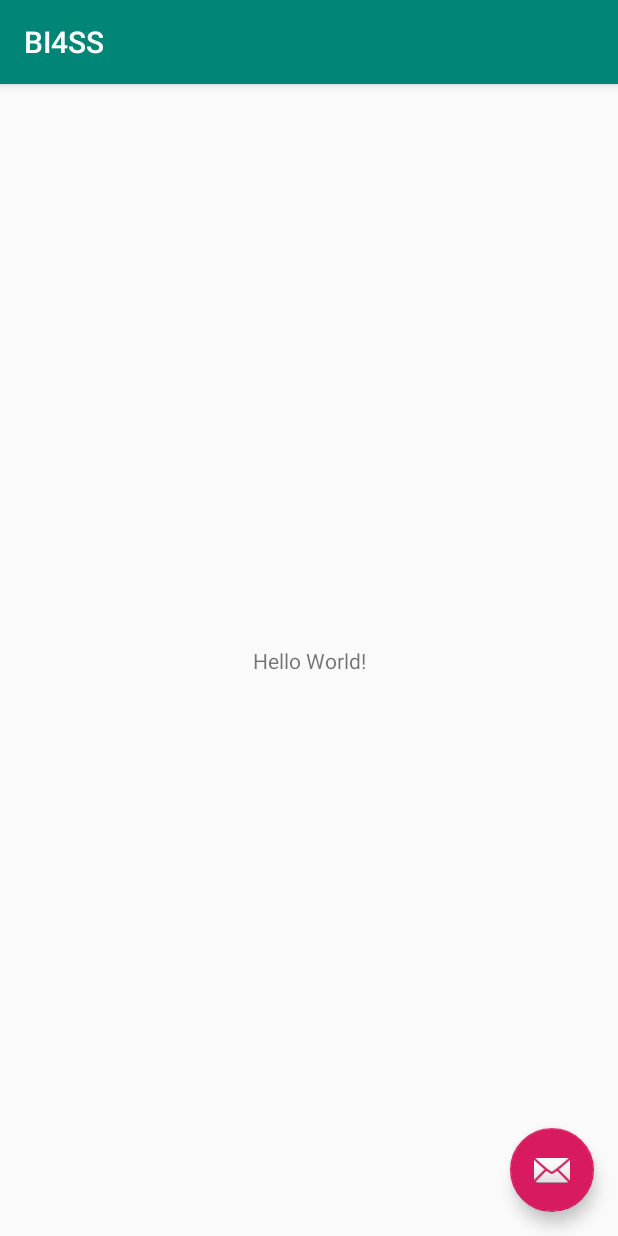
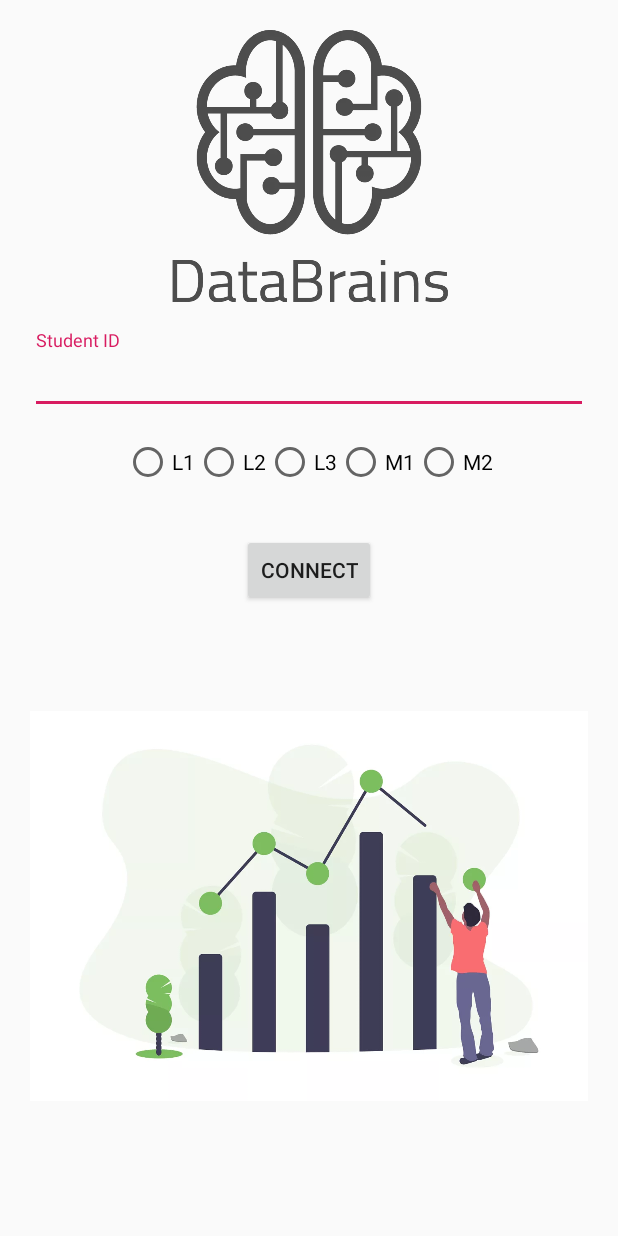
Before and after one commit to DatabrainsDz/BI4SS-Android, an Android app: the screen it shows after launch (MainActivity), on a phone screen of 412 x 824 dp. Run offline under Robolectric (Android 15) with nearby library versions, the phone set to English and light mode, and no system bars; 1 statement that could not run was skipped.

Commit message:
Making Desing of Login

```diff
--- a/app/src/main/res/layout/activity_main.xml
+++ b/app/src/main/res/layout/activity_main.xml
@@ -6,28 +6,6 @@
     android:layout_height="match_parent"
     tools:context=".activities.MainActivity">
 
-    <android.support.design.widget.AppBarLayout
-        android:layout_width="match_parent"
-        android:layout_height="wrap_content"
-        android:theme="@style/AppTheme.AppBarOverlay">
-
-        <android.support.v7.widget.Toolbar
-            android:id="@+id/toolbar"
-            android:layout_width="match_parent"
-            android:layout_height="?attr/actionBarSize"
-            android:background="?attr/colorPrimary"
-            app:popupTheme="@style/AppTheme.PopupOverlay" />
-
-    </android.support.design.widget.AppBarLayout>
-
     <include layout="@layout/content_main" />
 
-    <android.support.design.widget.FloatingActionButton
-        android:id="@+id/fab"
-        android:layout_width="wrap_content"
-        android:layout_height="wrap_content"
-        android:layout_gravity="bottom|end"
-        android:layout_margin="@dimen/fab_margin"
-        app:srcCompat="@android:drawable/ic_dialog_email" />
-
 </android.support.design.widget.CoordinatorLayout>
--- a/app/src/main/res/layout/content_main.xml
+++ b/app/src/main/res/layout/content_main.xml
@@ -1,20 +1,84 @@
 <?xml version="1.0" encoding="utf-8"?>
-<android.support.constraint.ConstraintLayout xmlns:android="http://schemas.android.com/apk/res/android"
+<LinearLayout xmlns:android="http://schemas.android.com/apk/res/android"
     xmlns:app="http://schemas.android.com/apk/res-auto"
     xmlns:tools="http://schemas.android.com/tools"
     android:layout_width="match_parent"
     android:layout_height="match_parent"
+    android:gravity="center"
+    android:orientation="vertical"
+    android:padding="20dp"
     app:layout_behavior="@string/appbar_scrolling_view_behavior"
     tools:context=".activities.MainActivity"
     tools:showIn="@layout/activity_main">
 
-    <TextView
+    <ImageView
+        android:layout_width="wrap_content"
+        android:layout_height="200dp"
+        android:contentDescription="@null"
+        android:src="@drawable/logo" />
+
+
+    <android.support.design.widget.TextInputLayout
+        android:layout_width="match_parent"
+        android:layout_height="wrap_content"
+        android:layout_marginBottom="16dp">
+
+        <android.support.design.widget.TextInputEditText
+            android:layout_width="match_parent"
+            android:layout_height="match_parent"
+            android:hint="Student ID"
+            android:inputType="number" />
+    </android.support.design.widget.TextInputLayout>
+
+    <RadioGroup
         android:layout_width="wrap_content"
         android:layout_height="wrap_content"
-        android:text="Hello World!"
-        app:layout_constraintBottom_toBottomOf="parent"
-        app:layout_constraintLeft_toLeftOf="parent"
-        app:layout_constraintRight_toRightOf="parent"
-        app:layout_constraintTop_toTopOf="parent" />
+        android:layout_gravity="center"
+        android:orientation="horizontal">
 
-</android.support.constraint.ConstraintLayout>
+        <RadioButton
+            android:id="@+id/l1_radio_button"
+            android:layout_width="wrap_content"
+            android:layout_height="wrap_content"
+            android:text="L1" />
+
+        <RadioButton
+            android:id="@+id/l2_radio_button"
+            android:layout_width="wrap_content"
+            android:layout_height="wrap_content"
+            android:text="L2" />
+
+        <RadioButton
+            android:id="@+id/l3_radio_button"
+            android:layout_width="wrap_content"
+            android:layout_height="wrap_content"
+            android:text="L3" />
+
+        <RadioButton
+            android:id="@+id/m1_radio_button"
+            android:layout_width="wrap_content"
+            android:layout_height="wrap_content"
+            android:text="M1" />
+
+        <RadioButton
+            android:id="@+id/m2_radio_button"
+            android:layout_width="wrap_content"
+            android:layout_height="wrap_content"
+            android:text="M2" />
+
+    </RadioGroup>
+
+    <Button
+        android:id="@+id/connect_button"
+        android:layout_width="wrap_content"
+        android:layout_height="wrap_content"
+        android:layout_gravity="center"
+        android:layout_marginTop="32dp"
+        android:text="Connect" />
+
+    <ImageView
+        android:layout_width="match_parent"
+        android:layout_height="match_parent"
+        android:src="@drawable/undraw_visual_data_b1wx" />
+
+</LinearLayout>
```
Also changed, not shown: app/src/main/res/drawable/logo.webp (added), app/src/main/res/drawable/undraw_visual_data_b1wx.webp (added).
